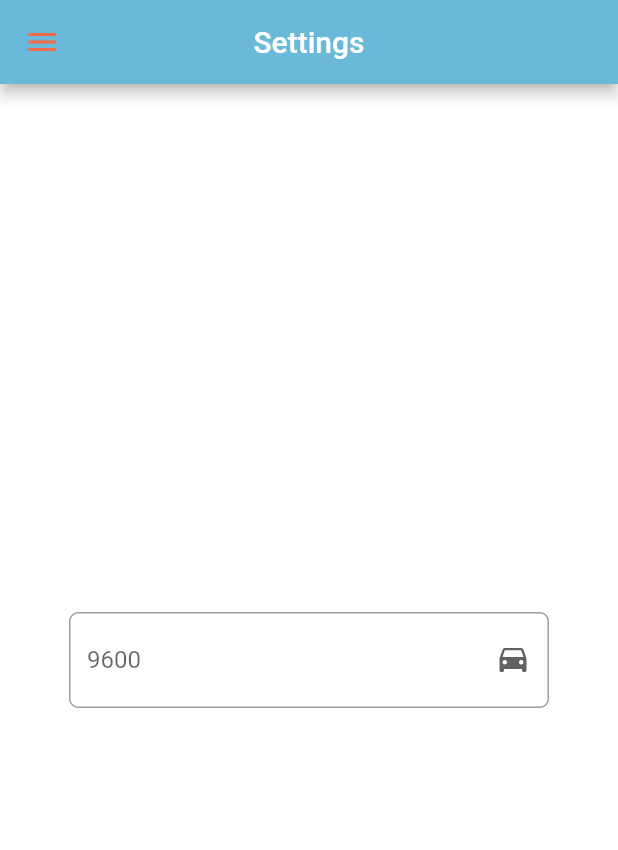
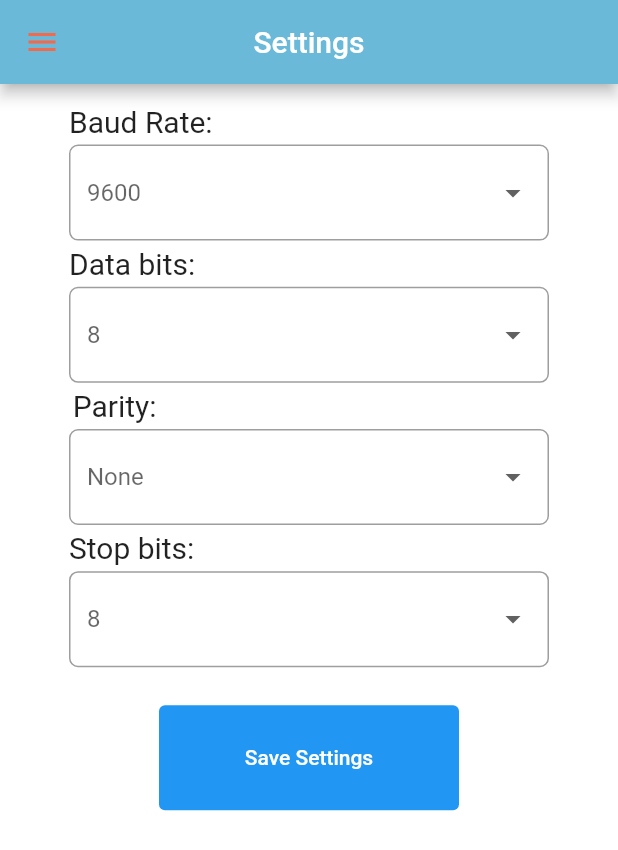
Before and after one commit to RenanMatosKX/USB-CDC-STM32, a Flutter app: the SettingPage screen opened directly, on a phone screen of 412 x 824 dp. Shown: the top 850 px of the screen. Run offline on Flutter 3.47's test engine with Material 2 defaults, Android fonts, the phone set to English and light mode, and no system bars; missing offline and left inert: usb_serial.

Commit message:
Finished the page setting widget

```diff
--- a/NowGo/lib/setting_page.dart
+++ b/NowGo/lib/setting_page.dart
@@ -18,8 +18,14 @@ String dateDay = "17";
 String dateMonth = "02";
 String dateYear = "2023";
 
-final dropValue = ValueNotifier('');
-final dropBaudRate = ['2400','9600','19200','38400','57600','115200'];
+final dropValue1 = ValueNotifier('');
+final dropValue2 = ValueNotifier('');
+final dropValue3 = ValueNotifier('');
+final dropValue4 = ValueNotifier('');
+final dropBaudRate = ['2400', '9600', '19200', '38400', '57600', '115200'];
+final dropDatabits = ['5', '6', '7', '8'];
+final dropParity = ['None', 'Odd', 'Even'];
+final dropStopBits = ['1', '1.5', '2'];
 
 class SettingPage extends StatefulWidget {
   const SettingPage({super.key});
@@ -41,116 +47,203 @@ class _SettingPageState extends State<SettingPage> {
         foregroundColor: Colors.white,
       ),
 
-/*
       body: Column(
         children: [
-         //Item 1 - Led 12
-          ListTile(
-            title: Text('Baud rate'),
-            subtitle: stateLED12 ? Text("115200") : Text('9600'),
-            leading: const Icon(
-              Icons.emoji_objects,
-              size: 60.0,
+          //Label Data bits
+          SizedBox(
+            width: 320,
+            height: 50,
+            child: Row(
+              children: [
+                Text('Baud Rate:',
+                    textAlign: TextAlign.center,
+                    style: TextStyle(fontSize: 20)),
+              ],
             ),
-            trailing: const Icon(
-              Icons.power_settings_new,
-              size: 50.0,
           ),
-            //iconColor: Colors.amber,
-            iconColor: stateLED12 ? Colors.grey : Colors.greenAccent,
-
-            onTap: () {
-              setState(() => stateLED12 = !stateLED12);
-              debugPrint('Item ${(1 + 1)}');
-            },
-          ),
-         //Item 2 - LED 13
-          ListTile(
-            title: Text('Data bits'),
-             subtitle: stateLED13 ? Text("Desligado") : Text('Ligado'),
-            leading: const Icon(
-              Icons.emoji_objects,
-              size: 60.0,
-            ),
-            trailing: const Icon(
-              Icons.power_settings_new,
-              size: 50.0,
-            ),
-            iconColor: stateLED13 ? Colors.grey : Colors.orangeAccent,
-            onTap: () {
-              setState(() => stateLED13 = !stateLED13);
-              debugPrint('Item ${(1 + 1)}');
-            },
-          ),
-         // Item 3 - LED 14
-          ListTile(
-            title: Text('Parity'),
-             subtitle: stateLED14 ? Text("Desligado") : Text('Ligado'),
-            leading: const Icon(
-              Icons.emoji_objects,
-              size: 60.0,
-            ),
-            trailing: const Icon(
-              Icons.power_settings_new,
-              size: 50.0,
-            ),
-              iconColor: stateLED14 ? Colors.grey : Colors.redAccent,
-            onTap: () {
-               setState(() => stateLED14 = !stateLED14);
-              debugPrint('Item ${(1 + 1)}');
-            },
-          ),
-
-         // Item 4 - LED 15
-          ListTile(
-            title: Text('Stop bits'),
-           subtitle: stateLED15 ? Text("Desligado") : Text('Ligado'),
-            leading: const Icon(
-              Icons.emoji_objects,
-              size: 60.0,
-            ),
-            trailing: const Icon(
-              Icons.power_settings_new,
-              size: 50.0,
-            ),
-              iconColor: stateLED15 ? Colors.grey : Colors.lightBlue,
-            onTap: () {
-               setState(() => stateLED15 = !stateLED15);
-              debugPrint('Item ${(1 + 1)}');
-            },
-          ),
-
-
-        ],
-
-      ),
-*/
-      body: Center(
+          //DropDownMenu BaudRate
+          Center(
+                        heightFactor: 0.7,
             child: ValueListenableBuilder(
-          valueListenable: dropValue, builder:(BuildContext context, String value, _){
+                valueListenable: dropValue1,
+                builder: (BuildContext context, String value, _) {
                   return SizedBox(
                     width: 320,
                     child: DropdownButtonFormField<String>(
-
                       isExpanded: true,
-                 icon: const Icon(Icons.drive_eta),
+                      icon: const Icon(Icons.arrow_drop_down),
                       hint: const Text('9600'),
                       decoration: InputDecoration(
                           border: OutlineInputBorder(
                         borderRadius: BorderRadius.circular(6),
-                    )
-                 ) ,
-                  value: (value.isEmpty) ? null:value,
-                  onChanged: (escolha) => dropValue.value = escolha.toString(),
-                  items: dropBaudRate.map((op) => DropdownMenuItem(
+                      )),
+                      value: (value.isEmpty) ? null : value,
+                      onChanged: (escolha) =>
+                          dropValue1.value = escolha.toString(),
+                      items: dropBaudRate
+                          .map(
+                            (op) => DropdownMenuItem(
                               value: op,
                               child: Text(op),
-                    ),).toList(),
+                            ),
+                          )
+                          .toList(),
                     ),
                   );
                 }),
           ),
 
+          //Label Data bits
+          SizedBox(
+            width: 320,
+            height: 50,
+            child: Row(
+              children: [
+                Text('Data bits:',
+                    textAlign: TextAlign.center,
+                    style: TextStyle(fontSize: 20)),
+              ],
+            ),
+          ),
+          //DropDownMenu Data bits
+          Center(
+            heightFactor: 0.7,
+            child: ValueListenableBuilder(
+                valueListenable: dropValue2,
+                builder: (BuildContext context, String value, _) {
+                  return SizedBox(
+                    width: 320,
+                    child: DropdownButtonFormField<String>(
+                      isExpanded: true,
+                      icon: const Icon(Icons.arrow_drop_down),
+                      hint: const Text('8'),
+                      decoration: InputDecoration(
+                          border: OutlineInputBorder(
+                        borderRadius: BorderRadius.circular(6),
+                      )),
+                      value: (value.isEmpty) ? null : value,
+                      onChanged: (escolha) =>
+                          dropValue2.value = escolha.toString(),
+                      items: dropDatabits
+                          .map(
+                            (op) => DropdownMenuItem(
+                              value: op,
+                              child: Text(op),
+                            ),
+                          )
+                          .toList(),
+                    ),
+                  );
+                }),
+          ),
+
+          //Label Parity
+          SizedBox(
+            width: 320,
+            height: 50,
+            child: Row(
+              children: [
+                Text('Parity: ',
+                    textAlign: TextAlign.center,
+                    style: TextStyle(fontSize: 20)),
+              ],
+            ),
+          ),
+          //DropDownMenu Data bits
+          Center(
+            heightFactor: 0.7,
+            child: ValueListenableBuilder(
+                valueListenable: dropValue3,
+                builder: (BuildContext context, String value, _) {
+                  return SizedBox(
+                    width: 320,
+                    child: DropdownButtonFormField<String>(
+                      isExpanded: true,
+                      icon: const Icon(Icons.arrow_drop_down),
+                      hint: const Text('None'),
+                      decoration: InputDecoration(
+                          border: OutlineInputBorder(
+                        borderRadius: BorderRadius.circular(6),
+                      )),
+                      value: (value.isEmpty) ? null : value,
+                      onChanged: (escolha) =>
+                          dropValue3.value = escolha.toString(),
+                      items: dropParity
+                          .map(
+                            (op) => DropdownMenuItem(
+                              value: op,
+                              child: Text(op),
+                            ),
+                          )
+                          .toList(),
+                    ),
+                  );
+                }),
+          ),
+
+          //Label Stop Bits
+          SizedBox(
+            width: 320,
+            height: 50,
+            child: Row(
+              children: [
+                Text('Stop bits:',
+                    textAlign: TextAlign.center,
+                    style: TextStyle(fontSize: 20)),
+              ],
+            ),
+          ),
+          //DropDownMenu Data bits
+          Center(
+                        heightFactor: 0.7,
+            child: ValueListenableBuilder(
+                valueListenable: dropValue4,
+                builder: (BuildContext context, String value, _) {
+                  return SizedBox(
+                    width: 320,
+                    child: DropdownButtonFormField<String>(
+                      isExpanded: true,
+                      icon: const Icon(Icons.arrow_drop_down),
+                      hint: const Text('8'),
+                      decoration: InputDecoration(
+                          border: OutlineInputBorder(
+                        borderRadius: BorderRadius.circular(6),
+                      )),
+                      value: (value.isEmpty) ? null : value,
+                      onChanged: (escolha) =>
+                          dropValue4.value = escolha.toString(),
+                      items: dropStopBits
+                          .map(
+                            (op) => DropdownMenuItem(
+                              value: op,
+                              child: Text(op),
+                            ),
+                          )
+                          .toList(),
+                    ),
+                  );
+                }),
+          ),
+
+          Center(
+            heightFactor: 2,
+            child: TextButton(
+                style: ButtonStyle(
+                    fixedSize: MaterialStateProperty.all<Size>(Size(200, 70)),
+                    foregroundColor:
+                        MaterialStateProperty.all<Color>(Colors.white),
+                    backgroundColor:
+                        MaterialStateProperty.all<Color>(Colors.blue)),
+                onPressed: () {
+                  if(dropValue1.value == '9600'){
+                      debugPrint('Baud Rate Selected : 9600');
+                  }
+                },
+                child:
+                 Text('Save Settings')),
+          ),
+        ],
+      ),
 
       //Menu Lateral
       drawer: Drawer(
```
Lines whose indentation alone changed are shown as unchanged.
